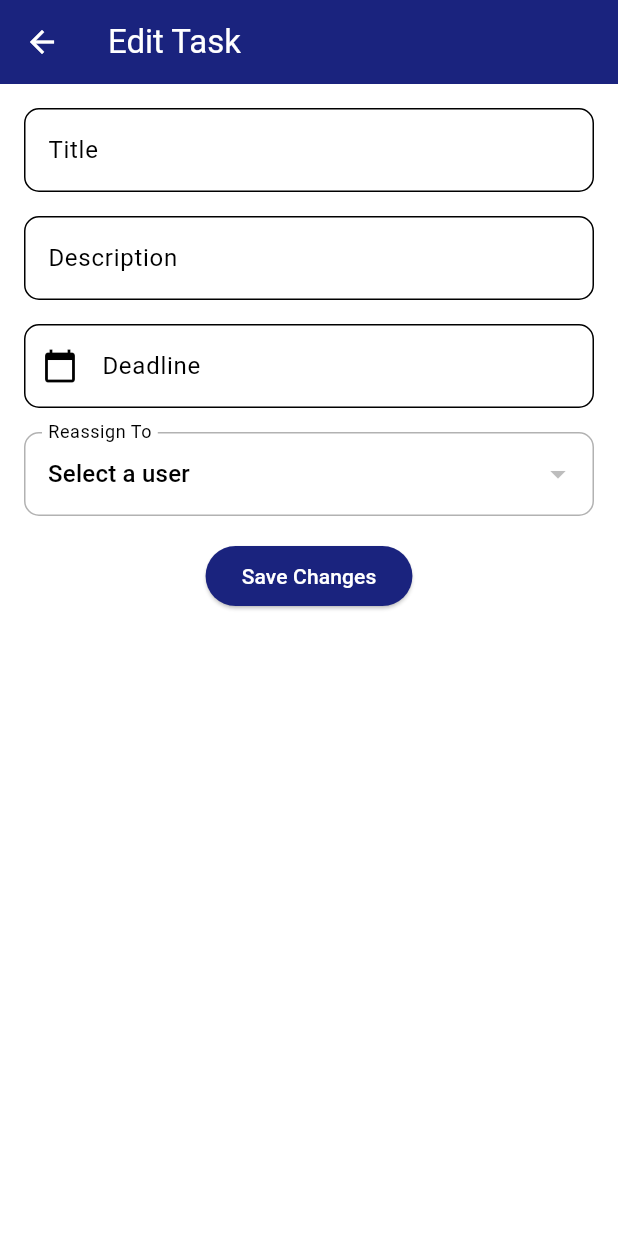
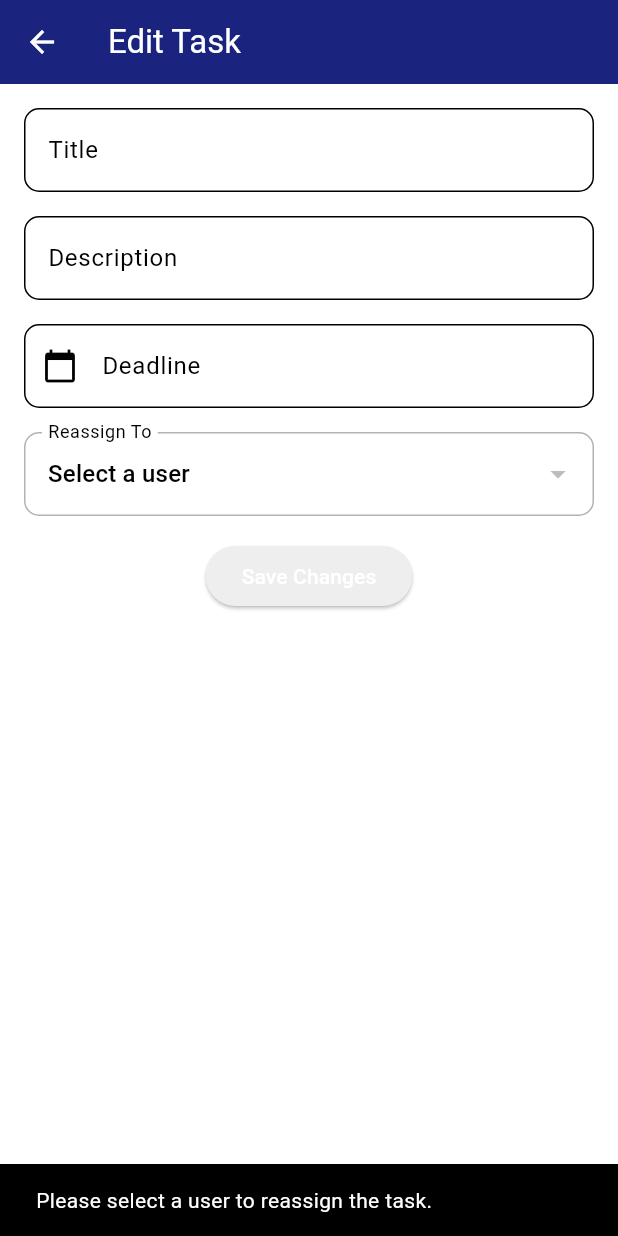
Before and after one commit to KLobTech-main/worksync-android, a Flutter app: the EditTaskPage screen opened directly with empty values, after a tap on "Save Changes", on a phone screen of 412 x 824 dp. Run offline on Flutter 3.47's test engine with Material 3 defaults, Android fonts, the light colour scheme and no system bars; our stand-ins replace awesome_notifications, connectivity_plus, dio, file_picker, fl_chart, fluttertoast and 4 more; accounts and stored records are empty.

Commit message:
Bug Fixing

```diff
--- a/lib/ui/taskandlogs/createnewtask.dart
+++ b/lib/ui/taskandlogs/createnewtask.dart
@@ -29,6 +29,8 @@ class _CreateTaskScreenState extends State<CreateTaskScreen> {
   void initState() {
     super.initState();
     allUsersFuture = _fetchUsers();
+    debugPrint("name");
+    debugPrint(widget.name);
   }
 
   Future<List<dynamic>> _fetchUsers() async {
@@ -76,6 +78,7 @@ class _CreateTaskScreenState extends State<CreateTaskScreen> {
 
     try {
       await ApiService.createTask(
+          name:widget.name,
           assignedBy: assignedBy,
           assignedTo: assignedTo,
           title: taskName,
--- a/lib/ui/taskandlogs/edittaskpage.dart
+++ b/lib/ui/taskandlogs/edittaskpage.dart
@@ -4,6 +4,7 @@ import 'package:dass/webservices/api.dart';
 import 'package:flutter/material.dart';
 import 'package:intl/intl.dart';
 import 'package:provider/provider.dart';
+import 'package:fluttertoast/fluttertoast.dart';
 
 class EditTaskPage extends StatefulWidget {
   final String taskId;
@@ -374,18 +375,49 @@ class _EditTaskPageState extends State<EditTaskPage> {
                   ),
                   const SizedBox(height: 16),
                   Center(
-                    child: ElevatedButton(
+                    child:  ElevatedButton(
                       onPressed: () async {
-                        // Save changes logic here
+                        if (_assignedToEmail != null) {
+                          try {
+                            await ApiService.editTask(
+                              widget.taskId,
+                              _assignedToEmail!,
+                              _titleController.text,
+                              _descriptionController.text,
+                              _deadlineController.text,
+                              context
+                            );
+                            // Show toast on success
+                            Fluttertoast.showToast(
+                              msg: "Task reassigned successfully!",
+                              toastLength: Toast.LENGTH_SHORT,
+                              gravity: ToastGravity.BOTTOM,
+                              backgroundColor: Colors.indigo.shade900,
+                              textColor: Colors.white,
+                              fontSize: 16.0,
+                            );
+                            Navigator.pop(context); // Navigate back
+                          } catch (e) {
+                            // Handle any errors during the task update
+                            Fluttertoast.showToast(
+                              msg: "Failed to reassign task. Please try again.",
+                              toastLength: Toast.LENGTH_SHORT,
+                              gravity: ToastGravity.BOTTOM,
+                              backgroundColor: Colors.red,
+                              textColor: Colors.white,
+                              fontSize: 16.0,
+                            );
+                          }
+                        } else {
+                          ScaffoldMessenger.of(context).showSnackBar(
+                            SnackBar(
+                              content: Text("Please select a user to reassign the task."),
+                            ),
+                          );
+                        }
                       },
-                      style: ElevatedButton.styleFrom(
-                        backgroundColor: themeProvider.themeData.brightness ==
-                                Brightness.light
-                            ? Colors.indigo.shade900
-                            : Color(0xFF57C9E7),
-                      ),
-                      child: const Text("Save Changes"),
-                    ),
+                      child: Text("Save Changes"),
+                    )
                   ),
                 ],
               ),
--- a/lib/webservices/api.dart
+++ b/lib/webservices/api.dart
@@ -464,6 +464,7 @@ class ApiService {
 
   static Future<void> createTask(
     BuildContext context, {
+      required String? name,
     required String? assignedBy,
     required String assignedTo,
     required String title,
@@ -483,12 +484,13 @@ class ApiService {
       final response = await ApiService.makeRequest(
         context: context,
         url: url,
-        method: 'GET',
+        method: 'POST',
         headers: {
           "Content-Type": "application/json",
           "Authorization": _authToken!,
         },
         body: jsonEncode({
+          "name" : name,
           "assignedBy": assignedBy,
           "assignedTo": assignedTo,
           "title": title,
```
Also changed, not shown: pubspec.lock.
